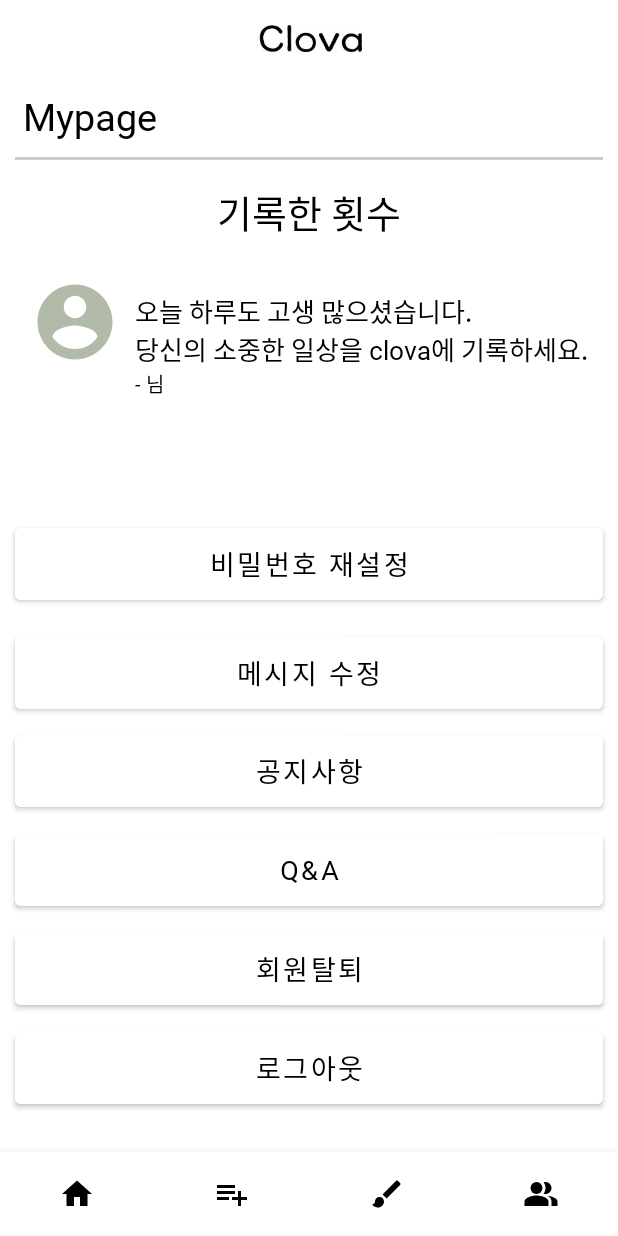
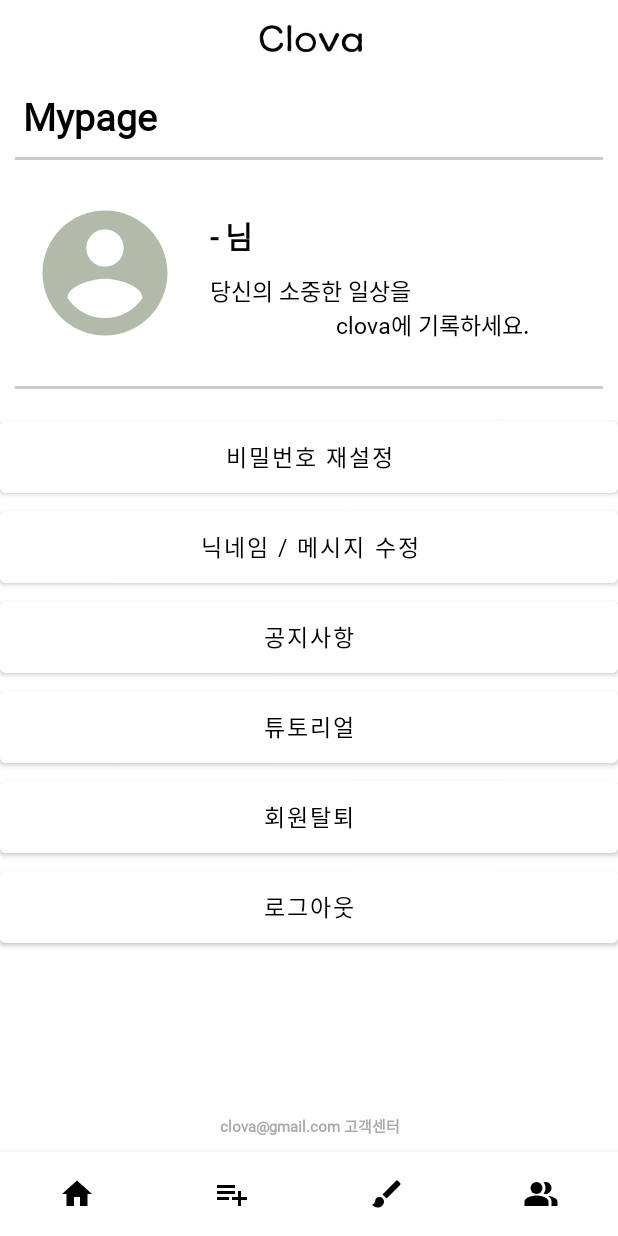
Before and after one commit to wjdgml3092/Clova, an Android app: the screen it shows after launch once a user with an empty profile is signed in (MainActivity), item 4 of the bottom bar chosen, on a phone screen of 412 x 824 dp. Run offline under Robolectric (Android 15) with nearby library versions, the phone set to English and light mode, and no system bars; our stand-ins replace Firebase (no records; nobody signed in at launch, a user with empty details on screens opened directly); libraries missing offline, so code that uses them is left out: com.gun0912.tedpermission; 2 statements that could not run were skipped.

Commit message:
feat: mypage ui

```diff
--- a/app/src/main/java/com/example/clova/mypage/MyPageFragment.java
+++ b/app/src/main/java/com/example/clova/mypage/MyPageFragment.java
@@ -35,8 +35,8 @@ import java.util.Map;
 
 public class MyPageFragment extends Fragment {
 
-    TextView fixtext, write_count;
-    Button modify_info, modify_message, notice, QandA, discard_account, logout;
+    TextView fixtext;
+    Button modify_info, modify_me_name, notice, QandA, discard_account, logout;
     String user_id = null;
     Map<String, Object> user_count = new HashMap<>();
     String str_count = null;
@@ -104,7 +104,7 @@ public class MyPageFragment extends Fragment {
             }
         });
 
-        modify_message.setOnClickListener(new View.OnClickListener() {
+        modify_me_name.setOnClickListener(new View.OnClickListener() {
             @Override
             public void onClick(View view) {
                 FragmentTransaction transaction = getActivity().getSupportFragmentManager().beginTransaction();
@@ -177,10 +177,9 @@ public class MyPageFragment extends Fragment {
     void id_init(View view) {
         fixtext = view.findViewById(R.id.fixText);
         modify_info = view.findViewById(R.id.modify_info);
-        modify_message = view.findViewById(R.id.modify_message);
+        modify_me_name = view.findViewById(R.id.modify_me_name);
         notice = view.findViewById(R.id.notice);
         QandA = view.findViewById(R.id.QandA);
-        write_count = view.findViewById(R.id.write_count);
         discard_account = view.findViewById(R.id.discard_account);
         logout = view.findViewById(R.id.logout);
     }
@@ -196,7 +195,6 @@ public class MyPageFragment extends Fragment {
                         user_count = document.getData();
                         str_count = (String) user_count.get("count");
                         Log.d("mypage-count", str_count);
-                        write_count.setText("기록일수 : " + str_count + "일");
                     } else {
                         Log.d("write", "No such document");
                     }
--- a/app/src/main/res/drawable/mypage_person.xml
+++ b/app/src/main/res/drawable/mypage_person.xml
@@ -1,5 +1,5 @@
-<vector android:height="24dp" android:tint="#B2BBA9"
+<vector android:height="100dp" android:tint="#B2BBA9"
     android:viewportHeight="24" android:viewportWidth="24"
-    android:width="24dp" xmlns:android="http://schemas.android.com/apk/res/android">
+    android:width="100dp" xmlns:android="http://schemas.android.com/apk/res/android">
     <path android:fillColor="@android:color/white" android:pathData="M12,2C6.48,2 2,6.48 2,12s4.48,10 10,10 10,-4.48 10,-10S17.52,2 12,2zM12,5c1.66,0 3,1.34 3,3s-1.34,3 -3,3 -3,-1.34 -3,-3 1.34,-3 3,-3zM12,19.2c-2.5,0 -4.71,-1.28 -6,-3.22 0.03,-1.99 4,-3.08 6,-3.08 1.99,0 5.97,1.09 6,3.08 -1.29,1.94 -3.5,3.22 -6,3.22z"/>
 </vector>
--- a/app/src/main/res/layout/activity_sign_up.xml
+++ b/app/src/main/res/layout/activity_sign_up.xml
@@ -70,7 +70,6 @@
                 android:layout_width="270dp"
                 android:layout_height="wrap_content"
                 android:ems="10"
-                android:fontFamily="@font/bell"
                 android:hint="비밀번호를 입력해주세요"
                 android:inputType="textPassword" />
 
@@ -95,7 +94,6 @@
                 android:ems="10"
                 android:hint="비밀번호를 재 입력해주세요"
                 android:inputType="textPassword"
-                android:fontFamily="@font/bell"
                 tools:ignore="MissingConstraints" />
         </com.google.android.material.textfield.TextInputLayout>
 
--- a/app/src/main/res/layout/fragment_my_page.xml
+++ /dev/null
@@ -1,73 +0,0 @@
-<?xml version="1.0" encoding="utf-8"?>
-<androidx.constraintlayout.widget.ConstraintLayout xmlns:android="http://schemas.android.com/apk/res/android"
-    xmlns:tools="http://schemas.android.com/tools"
-    android:layout_width="match_parent"
-    android:layout_height="match_parent"
-    tools:context=".mypage.MyPageFragment">
-
-    <LinearLayout
-        android:layout_width="match_parent"
-        android:layout_height="wrap_content"
-        android:orientation="vertical"
-        tools:ignore="MissingConstraints">
-
-        <TextView
-            android:layout_width="match_parent"
-            android:layout_height="wrap_content"
-            android:layout_marginTop="20dp"
-            android:textSize="20dp"
-            android:textAlignment="center"
-            android:text="실패!"
-            android:id="@+id/te1"/>
-
-        <TextView
-            android:layout_width="match_parent"
-            android:layout_height="wrap_content"
-            android:layout_marginTop="60dp"
-            android:textSize="20dp"
-            android:textAlignment="center"
-            android:text="실패!"
-            android:id="@+id/te2"/>
-
-        <Button
-            android:layout_width="wrap_content"
-            android:layout_height="wrap_content"
-            android:text="Logout ! "
-            android:layout_marginLeft="150dp"
-            android:textSize="20dp"
-            android:layout_marginTop="20dp"
-            android:id="@+id/btn1"/>
-
-        <Button
-            android:layout_width="wrap_content"
-            android:layout_height="wrap_content"
-            android:text="탈퇴 ! "
-            android:layout_marginLeft="170dp"
-            android:textSize="20dp"
-            android:layout_marginTop="40dp"
-            android:id="@+id/btn2"/>
-
-        <EditText
-            android:layout_width="match_parent"
-            android:layout_height="wrap_content"
-            android:id="@+id/me"
-            android:layout_marginTop="30dp"
-            android:hint="당신에게 응원의 말을 해주세요"
-            android:textAlignment="center"
-            android:textSize="20dp"/>
-
-        <Button
-            android:layout_width="match_parent"
-            android:layout_height="wrap_content"
-            android:id="@+id/btn3"
-            android:text="입력하기"
-            android:layout_marginTop="10dp"/>
-
-        <Button
-            android:layout_width="wrap_content"
-            android:layout_height="wrap_content"
-            android:text="시발"
-            android:id="@+id/btn"/>
-    </LinearLayout>
-
-</androidx.constraintlayout.widget.ConstraintLayout>
--- a/app/src/main/res/layout/fragment_mypage.xml
+++ b/app/src/main/res/layout/fragment_mypage.xml
@@ -1,19 +1,20 @@
 <?xml version="1.0" encoding="utf-8"?>
 <androidx.constraintlayout.widget.ConstraintLayout xmlns:android="http://schemas.android.com/apk/res/android"
+    xmlns:app="http://schemas.android.com/apk/res-auto"
     xmlns:tools="http://schemas.android.com/tools"
     android:layout_width="match_parent"
     android:layout_height="match_parent"
-    xmlns:app="http://schemas.android.com/apk/res-auto"
     tools:context=".mypage.MyPageFragment">
 
     <TextView
         android:id="@+id/know_mypage"
         android:layout_width="match_parent"
         android:layout_height="wrap_content"
+        android:layout_marginLeft="15dp"
+        android:layout_marginTop="10dp"
         android:text="Mypage"
         android:textSize="25dp"
-    android:layout_marginLeft="15dp"
-    android:layout_marginTop="10dp"
+        android:textStyle="bold"
         app:layout_constraintTop_toTopOf="parent"
         tools:ignore="MissingConstraints" />
 
@@ -25,159 +26,125 @@
         android:background="#CCCCCC"
         app:layout_constraintTop_toBottomOf="@+id/know_mypage" />
 
-      <TextView
-        android:id="@+id/write_count"
-        android:layout_width="match_parent"
-        android:layout_height="45dp"
-        android:text="기록한 횟수"
-          android:textAlignment="center"
-        android:textSize="25dp"
-        android:layout_marginTop="15dp"
-          android:layout_marginStart="10dp"
-          android:layout_marginEnd="10dp"
-        app:layout_constraintTop_toBottomOf="@+id/line"
-        tools:ignore="MissingConstraints" />
-
     <LinearLayout
         android:id="@+id/mypage_line1"
         android:layout_width="match_parent"
         android:layout_height="wrap_content"
+        android:layout_marginTop="15dp"
         android:orientation="horizontal"
-        android:layout_marginTop="7dp"
-        app:layout_constraintTop_toBottomOf="@+id/write_count"
-        tools:ignore="MissingConstraints">
+        app:layout_constraintTop_toBottomOf="@+id/line">
 
         <ImageView
-                android:layout_width="60dp"
-                android:layout_height="60dp"
+            android:layout_width="wrap_content"
+            android:layout_height="wrap_content"
             android:layout_marginLeft="20dp"
             android:layout_marginTop="10dp"
             android:src="@drawable/mypage_person" />
-            <TextView
-                android:id="@+id/nameText"
-                android:layout_width="match_parent"
-                android:layout_height="wrap_content"
-                android:layout_marginTop="20dp"
-                android:text="오늘 하루도 고생 많으셨습니다.\n당신의 소중한 일상을 clova에 기록하세요."
-                android:textSize="17dp"
-                android:layout_marginLeft="10dp"/>
-        </LinearLayout>
 
         <LinearLayout
             android:layout_width="wrap_content"
             android:layout_height="wrap_content"
-                android:orientation="vertical"
-                tools:ignore="MissingConstraints"
-                app:layout_constraintTop_toBottomOf="@+id/mypage_line1">
+            android:layout_margin="20dp"
+            android:orientation="vertical">
 
             <TextView
                 android:id="@+id/fixText"
                 android:layout_width="match_parent"
                 android:layout_height="wrap_content"
-                    android:layout_marginLeft="90dp"
-                    android:text="- CLOVA"
-                    android:textSize="13dp"/>
+                android:text="Clova 님"
+                android:textSize="20dp"
+                android:textStyle="bold" />
+
+            <TextView
+                android:id="@+id/nameText"
+                android:layout_width="match_parent"
+                android:layout_height="wrap_content"
+                android:layout_marginTop="10dp"
+                android:text="당신의 소중한 일상을 \n                     clova에 기록하세요."
+                android:textSize="15dp" />
 
         </LinearLayout>
+
+    </LinearLayout>
+
+    <View
+        android:id="@+id/line2"
+        android:layout_width="match_parent"
+        android:layout_height="2dp"
+        android:layout_margin="10dp"
+        android:background="#CCCCCC"
+        app:layout_constraintTop_toBottomOf="@+id/mypage_line1" />
 
     <Button
         android:id="@+id/modify_info"
         android:layout_width="match_parent"
         android:layout_height="60dp"
+        android:layout_marginTop="15dp"
+        android:backgroundTint="@color/white"
         android:text="비밀번호 재설정"
-        android:textSize="18dp"
-        android:layout_marginStart="10dp"
-        android:layout_marginEnd="10dp"
-        android:backgroundTint="@color/white"
         android:textColor="@color/black"
-        app:layout_constraintBottom_toBottomOf="parent"
-        app:layout_constraintStart_toStartOf="parent"
-        app:layout_constraintEnd_toEndOf="parent"
-        app:layout_constraintHorizontal_bias="0"
-        app:layout_constraintVertical_bias="0.45"
-        app:layout_constraintTop_toTopOf="parent"/>
+        android:textSize="15dp"
+        app:layout_constraintTop_toBottomOf="@+id/line2" />
 
     <Button
-        android:id="@+id/modify_message"
+        android:id="@+id/modify_me_name"
         android:layout_width="match_parent"
         android:layout_height="60dp"
-        android:text="메시지 수정"
-        android:textSize="18dp"
-        android:layout_marginStart="10dp"
-        android:layout_marginEnd="10dp"
         android:backgroundTint="@color/white"
+        android:text="닉네임 / 메시지 수정"
         android:textColor="@color/black"
-        app:layout_constraintBottom_toBottomOf="parent"
-        app:layout_constraintStart_toStartOf="parent"
-        app:layout_constraintEnd_toEndOf="parent"
-        app:layout_constraintHorizontal_bias="0.5"
-        app:layout_constraintVertical_bias="0.56"
-        app:layout_constraintTop_toTopOf="parent"/>
+        android:textSize="15dp"
+        app:layout_constraintTop_toBottomOf="@+id/modify_info" />
 
     <Button
         android:id="@+id/notice"
         android:layout_width="match_parent"
         android:layout_height="60dp"
+        android:backgroundTint="@color/white"
         android:text="공지사항"
-        android:backgroundTint="@color/white"
         android:textColor="@color/black"
-        android:textSize="18dp"
-        android:layout_marginStart="10dp"
-        android:layout_marginEnd="10dp"
-        app:layout_constraintBottom_toBottomOf="parent"
-        app:layout_constraintStart_toStartOf="parent"
-        app:layout_constraintEnd_toEndOf="parent"
-        app:layout_constraintHorizontal_bias="0.5"
-        app:layout_constraintVertical_bias="0.66"
-        app:layout_constraintTop_toTopOf="parent"/>
+        android:textSize="15dp"
+        app:layout_constraintTop_toBottomOf="@+id/modify_me_name" />
+
     <Button
         android:id="@+id/QandA"
         android:layout_width="match_parent"
         android:layout_height="60dp"
-        android:text="Q&amp;A"
         android:backgroundTint="@color/white"
+        android:text="튜토리얼"
         android:textColor="@color/black"
-        android:textSize="18dp"
-        android:layout_marginStart="10dp"
-        android:layout_marginEnd="10dp"
-        app:layout_constraintBottom_toBottomOf="parent"
-        app:layout_constraintStart_toStartOf="parent"
-        app:layout_constraintEnd_toEndOf="parent"
-        app:layout_constraintHorizontal_bias="0.5"
-        app:layout_constraintVertical_bias="0.76"
-        app:layout_constraintTop_toTopOf="parent"/>
+        android:textSize="15dp"
+        app:layout_constraintTop_toBottomOf="@+id/notice" />
 
     <Button
         android:id="@+id/discard_account"
         android:layout_width="match_parent"
         android:layout_height="60dp"
+        android:backgroundTint="@color/white"
         android:text="회원탈퇴"
-        android:backgroundTint="@color/white"
         android:textColor="@color/black"
-        android:textSize="18dp"
-        android:layout_marginStart="10dp"
-        android:layout_marginEnd="10dp"
-        app:layout_constraintBottom_toBottomOf="parent"
-        app:layout_constraintStart_toStartOf="parent"
-        app:layout_constraintEnd_toEndOf="parent"
-        app:layout_constraintHorizontal_bias="0.5"
-        app:layout_constraintVertical_bias="0.86"
-        app:layout_constraintTop_toTopOf="parent"/>
+        android:textSize="15dp"
+        app:layout_constraintTop_toBottomOf="@+id/QandA" />
+
     <Button
         android:id="@+id/logout"
         android:layout_width="match_parent"
         android:layout_height="60dp"
+        android:backgroundTint="@color/white"
         android:text="로그아웃"
-        android:backgroundTint="@color/white"
         android:textColor="@color/black"
-        android:textSize="18dp"
-        android:layout_marginStart="10dp"
-        android:layout_marginEnd="10dp"
-        app:layout_constraintBottom_toBottomOf="parent"
-        app:layout_constraintStart_toStartOf="parent"
-        app:layout_constraintEnd_toEndOf="parent"
-        app:layout_constraintHorizontal_bias="0.5"
-        app:layout_constraintVertical_bias="0.96"
-        app:layout_constraintTop_toTopOf="parent"/>
+        android:textSize="15dp"
+        app:layout_constraintTop_toBottomOf="@+id/discard_account" />
+
+    <TextView
+        android:layout_width="match_parent"
+        android:layout_height="wrap_content"
+        android:layout_margin="10dp"
+        android:text="clova@gmail.com 고객센터"
+        android:textAlignment="center"
+        android:textColor="#AAAAAA"
+        android:textSize="10dp"
+        android:textStyle="bold"
+        app:layout_constraintBottom_toBottomOf="parent" />
 
 </androidx.constraintlayout.widget.ConstraintLayout>
```
Lines whose indentation alone changed are shown as unchanged.
